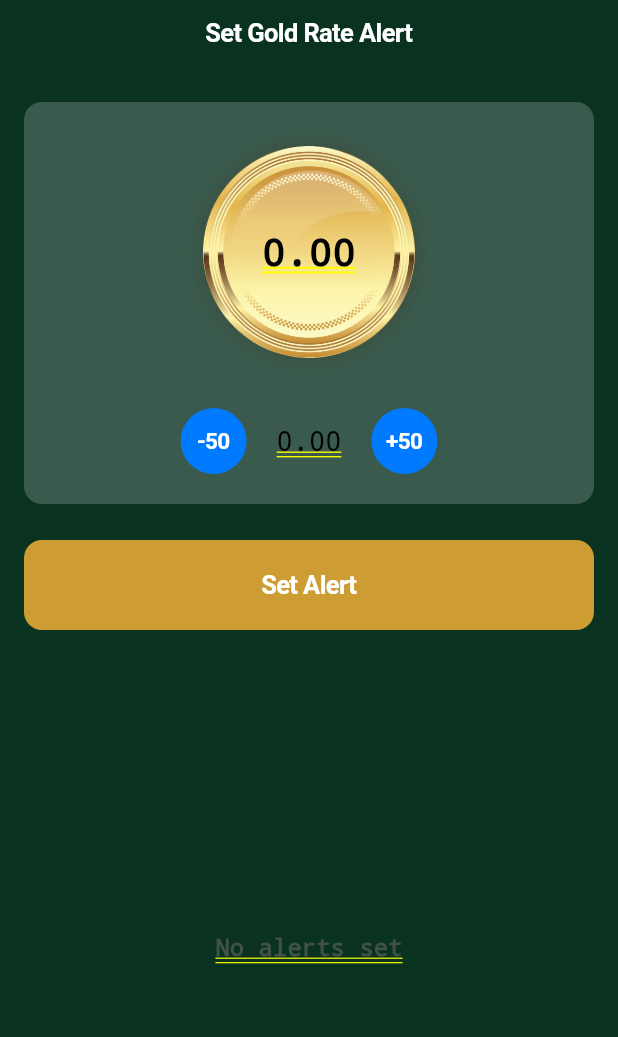
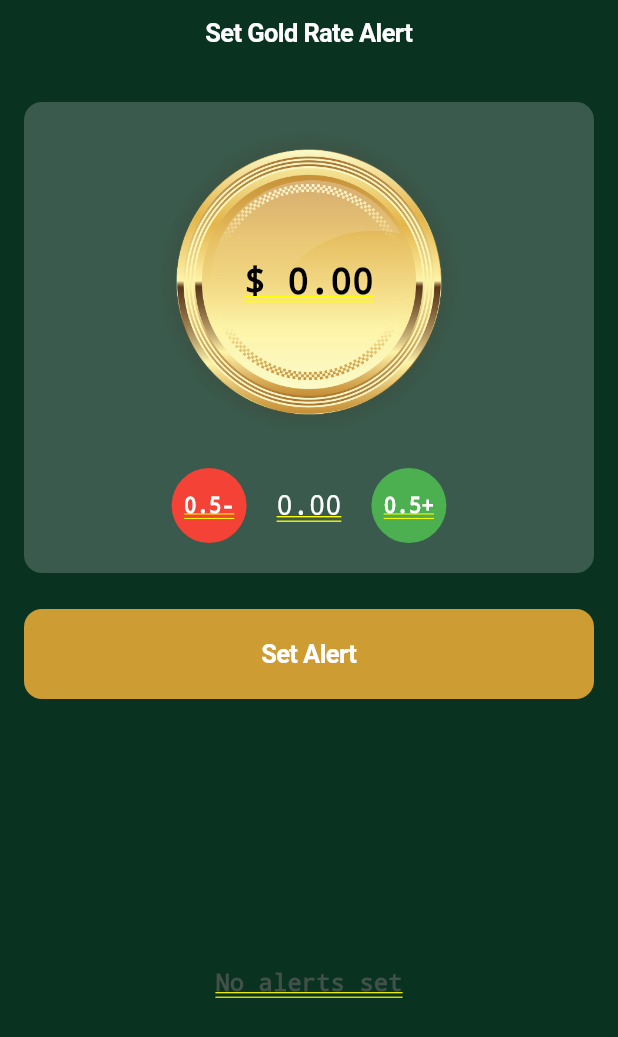
Before and after one commit to AurifyAE/crystal_gold, a Flutter app: the RateAlertView screen opened by its route, on a phone screen of 412 x 824 dp. Shown: the top 1037 px of the screen. Run offline on Flutter 3.47's test engine with Material 3 defaults, Android fonts, the light colour scheme and no system bars; our stand-ins replace connectivity_plus, dio, firebase_core, firebase_database, flutter_local_notifications, flutter_svg and 6 more; accounts and stored records are empty; network calls fail.

Commit message:
adjustable alertrate

```diff
--- a/lib/app/views/rate_alert_view.dart
+++ b/lib/app/views/rate_alert_view.dart
@@ -65,26 +65,26 @@ class RateAlertView extends StatelessWidget {
               children: [
                 // Gold coin image
                 Image.asset(
-                          kIcoin,
-                          width: 160,
-                          height: 160,
+                  kIcoin, // Replace with your actual asset path
+                  width: 200,
+                  height: 200,
                   fit: BoxFit.contain,
                   errorBuilder: (context, error, stackTrace) {
                     // Fallback if image is not found
                     return Container(
-                              width: 160,
-                              height: 160,
+                      width: 180,
+                      height: 180,
                       decoration: BoxDecoration(
-                                color: const Color(0xFFEEC96C),
+                        color: const Color(0xFFEEC96C), // Gold color
                         shape: BoxShape.circle,
                         border: Border.all(
-                                  color: const Color(0xFFD4AF37),
+                          color: const Color(0xFFD4AF37), // Darker gold
                           width: 2,
                         ),
                         gradient: const RadialGradient(
                           colors: [
-                                    Color(0xFFF5D76E),
-                                    Color(0xFFD4AF37),
+                            Color(0xFFF5D76E), // Light gold
+                            Color(0xFFD4AF37), // Darker gold
                           ],
                           radius: 0.8,
                         ),
@@ -93,14 +93,49 @@ class RateAlertView extends StatelessWidget {
                   },
                 ),
                 // Rate text overlay on the coin
-                        Obx(() => Text(
-                          controller.userDefinedRate.value.toStringAsFixed(2),
-                          style: const TextStyle(
-                            fontSize: 26,
-                            fontWeight: FontWeight.w600,
-                            color: CupertinoColors.black,
+                Obx(() {
+                      return Center(
+                        child: Column(
+                          mainAxisAlignment: MainAxisAlignment.start,
+                          children: [
+                            GestureDetector(
+                              onTap: controller.showEditRateDialog,
+                              child: Container(
+                                padding: const EdgeInsets.symmetric(
+                                  horizontal: 20,
+                                  vertical: 10
                                 ),
-                        )),
+                                decoration: BoxDecoration(
+                                  // color: controller.isUserDefinedMode.value
+                                  //     ? Colors.green.withOpacity(0.1)
+                                  //     : const Color.fromARGB(0, 214, 16, 16).withOpacity(0.1),
+                                  borderRadius: BorderRadius.circular(15),
+                                ),
+                                child: Text(
+                                  '\$ ${controller.userDefinedRate.value.toStringAsFixed(2)}',
+                                  style: TextStyle(
+                                    fontSize: 24,
+                                    fontWeight: FontWeight.bold,
+                                    color: controller.isUserDefinedMode.value
+                                        ? Colors.green
+                                        : kCsecondary,
+                                  ),
+                                ),
+                              ),
+                            ),
+                            // const SizedBox(height: 10),
+                            if (controller.isUserDefinedMode.value)
+                              IconButton(
+                                iconSize: 20,
+
+                                icon:  Icon(Icons.refresh,
+                                    color: kCsecondary ),
+                                onPressed: controller.resetToSpotRate,
+                              ),
+                          ],
+                        ),
+                      );
+                    })
               ],
             ),
                     const SizedBox(height: 24),
@@ -110,61 +145,67 @@ class RateAlertView extends StatelessWidget {
               mainAxisAlignment: MainAxisAlignment.center,
               children: [
                 // Decrease button
-                        CupertinoButton(
-                          padding: EdgeInsets.zero,
-                          onPressed: controller.decrementRate,
-                          child: Container(
-                            width: 44,
-                            height: 44,
-                            decoration: BoxDecoration(
-                              color: CupertinoColors.systemBlue,
-                              borderRadius: BorderRadius.circular(22),
+                GestureDetector(
+                        onTap: controller.decrementRate,
+                        onLongPress: controller.showIncrementAdjustDialog,
+                        child: Obx(() {
+                          return Container(
+                            width: 50,
+                            height: 50,
+                            decoration: const BoxDecoration(
+                              color: Colors.red,
+                              shape: BoxShape.circle,
                             ),
-                            child: const Center(
+                            child: Center(
                               child: Text(
-                                '-50',
-                                style: TextStyle(
-                                  color: CupertinoColors.white,
-                                  fontWeight: FontWeight.w600,
-                                  fontSize: 15,
+                                '${controller.incrementValue.value}-',
+                                style: const TextStyle(
+                                  color: Colors.white,
+                                  fontWeight: FontWeight.bold,
+                                  fontSize: 14,
                                 ),
                               ),
+                            ),
+                          );
+                        }),
+                      ),
+                const SizedBox(width: 20),
+                // Current spot rate
+                Obx(
+                  () => Text(
+                    controller.originalSpotRate.value.toStringAsFixed(2),
+                    style: const TextStyle(
+                      fontSize: 18,
+                      fontWeight: FontWeight.w500,
+                      color: kCprimary,
                     ),
                   ),
                 ),
                 const SizedBox(width: 20),
-                        // Current spot rate
-                        Obx(() => Text(
-                          controller.originalSpotRate.value.toStringAsFixed(2),
-                          style: TextStyle(
-                            fontSize: 18,
-                            fontWeight: FontWeight.w500,
-                            color: CupertinoColors.label,
+                // Increase button
+                GestureDetector(
+                        onTap: controller.incrementRate,
+                        onLongPress: controller.showIncrementAdjustDialog,
+                        child: Obx(() {
+                          return Container(
+                            width: 50,
+                            height: 50,
+                            decoration: const BoxDecoration(
+                              color: Colors.green,
+                              shape: BoxShape.circle,
                             ),
-                        )),
-                        const SizedBox(width: 20),
-                        // Increase button
-                        CupertinoButton(
-                          padding: EdgeInsets.zero,
-                          onPressed: controller.incrementRate,
-                          child: Container(
-                            width: 44,
-                            height: 44,
-                            decoration: BoxDecoration(
-                              color: CupertinoColors.systemBlue,
-                              borderRadius: BorderRadius.circular(22),
-                            ),
-                            child: const Center(
+                            child: Center(
                               child: Text(
-                                '+50',
-                                style: TextStyle(
-                                  color: CupertinoColors.white,
-                                  fontWeight: FontWeight.w600,
-                                  fontSize: 15,
+                                '${controller.incrementValue.value}+',
+                                style: const TextStyle(
+                                  color: Colors.white,
+                                  fontWeight: FontWeight.bold,
+                                  fontSize: 14,
                                 ),
                               ),
                             ),
-                          ),
+                          );
+                        }),
                       ),
               ],
             ),
--- a/lib/core/controllers/date_time_controller.dart
+++ b/lib/core/controllers/date_time_controller.dart
@@ -22,7 +22,7 @@ class DateTimeController extends GetxController {
     DateTime now = DateTime.now();
     // Format as "Apr 23"
     shortDate.value = DateFormat('MMM d').format(now);
-    // Format as "Wednesday"
+    // Format as "Wednesday"∏
     dayOfWeek.value = DateFormat('EEEE').format(now);
     // Time without AM/PM
     time.value = DateFormat('hh:mm').format(now);
--- a/lib/main.dart
+++ b/lib/main.dart
@@ -1,4 +1,5 @@
 import 'package:crystal_gold/core/bindings/initial_binding.dart';
+import 'package:crystal_gold/core/constants/app_color.dart';
 import 'package:firebase_core/firebase_core.dart';
 import 'package:flutter/material.dart';
 import 'package:flutter_local_notifications/flutter_local_notifications.dart';
@@ -75,6 +76,11 @@ class MyApp extends StatelessWidget {
         return GetMaterialApp(
           title: 'Crystal Gold',
           // theme: ThemeData(fontFamily: 'Poppins'),
+           theme: ThemeData(
+            useMaterial3: true,
+
+    colorSchemeSeed: kCaccent, // or any color you like
+  ),
           themeMode: ThemeMode.system,
           debugShowCheckedModeBanner: false,
           initialRoute: AppRoutes.splash,
```
Also changed, not shown: lib/core/controllers/currency_controller.dart (+173 -6 lines), pubspec.yaml (+3 -11 lines), pubspec.lock, 1 other file. Lines whose indentation alone changed are shown as unchanged.
